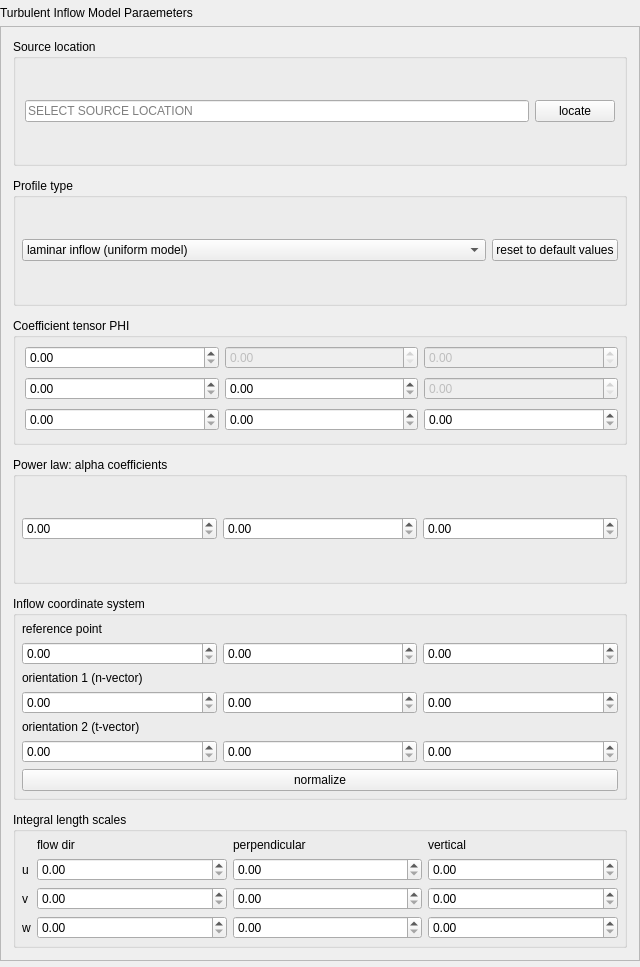
Old version of the form widgets/inflowparameterwidget.ui in the repository NHERI-SimCenter/TurbulenceInflowTool.
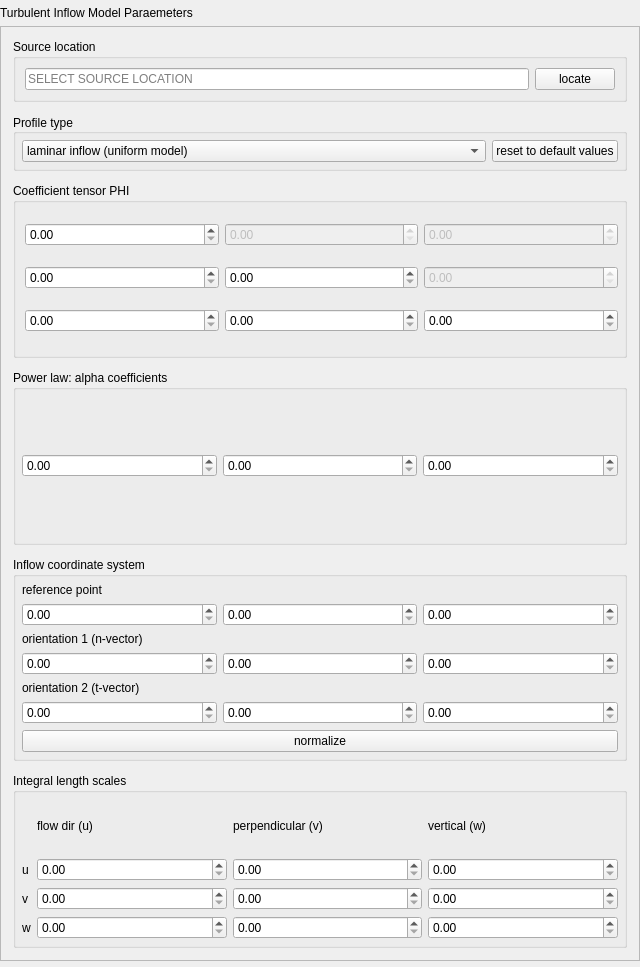
New version of the form.

```diff
--- a/widgets/inflowparameterwidget.ui
+++ b/widgets/inflowparameterwidget.ui
@@ -71,6 +71,12 @@
        </property>
        <item>
         <widget class="QGroupBox" name="sourceGroup">
+         <property name="sizePolicy">
+          <sizepolicy hsizetype="Preferred" vsizetype="Fixed">
+           <horstretch>0</horstretch>
+           <verstretch>0</verstretch>
+          </sizepolicy>
+         </property>
          <property name="title">
           <string>Source location</string>
          </property>
@@ -113,7 +119,7 @@
        <item>
         <widget class="QGroupBox" name="typeSelectionGroup">
          <property name="sizePolicy">
-          <sizepolicy hsizetype="Preferred" vsizetype="Preferred">
+          <sizepolicy hsizetype="Preferred" vsizetype="Fixed">
            <horstretch>0</horstretch>
            <verstretch>0</verstretch>
           </sizepolicy>
@@ -121,6 +127,15 @@
          <property name="title">
           <string>Profile type</string>
          </property>
+         <property name="alignment">
+          <set>Qt::AlignLeading|Qt::AlignLeft|Qt::AlignVCenter</set>
+         </property>
+         <property name="flat">
+          <bool>false</bool>
+         </property>
+         <property name="checkable">
+          <bool>false</bool>
+         </property>
          <layout class="QHBoxLayout" name="horizontalLayout">
           <property name="leftMargin">
            <number>6</number>
@@ -185,7 +200,7 @@
          <property name="title">
           <string>Coefficient tensor PHI</string>
          </property>
-         <layout class="QGridLayout" name="gridLayout_2">
+         <layout class="QGridLayout" name="gridLayout_2" rowstretch="0,0,0,0,0,0,0" rowminimumheight="0,0,0,0,0,0,0">
           <property name="topMargin">
            <number>6</number>
           </property>
@@ -367,7 +382,7 @@
           <item row="0" column="1">
            <widget class="QLabel" name="label_flowdir">
             <property name="text">
-             <string>flow dir</string>
+             <string>flow dir (u)</string>
             </property>
            </widget>
           </item>
@@ -380,7 +395,7 @@
           <item row="0" column="2">
            <widget class="QLabel" name="label_perpendicular">
             <property name="text">
-             <string>perpendicular</string>
+             <string>perpendicular (v)</string>
             </property>
            </widget>
           </item>
@@ -405,7 +420,7 @@
           <item row="0" column="3">
            <widget class="QLabel" name="label_up_dir">
             <property name="text">
-             <string>vertical</string>
+             <string>vertical (w)</string>
             </property>
            </widget>
           </item>
```
